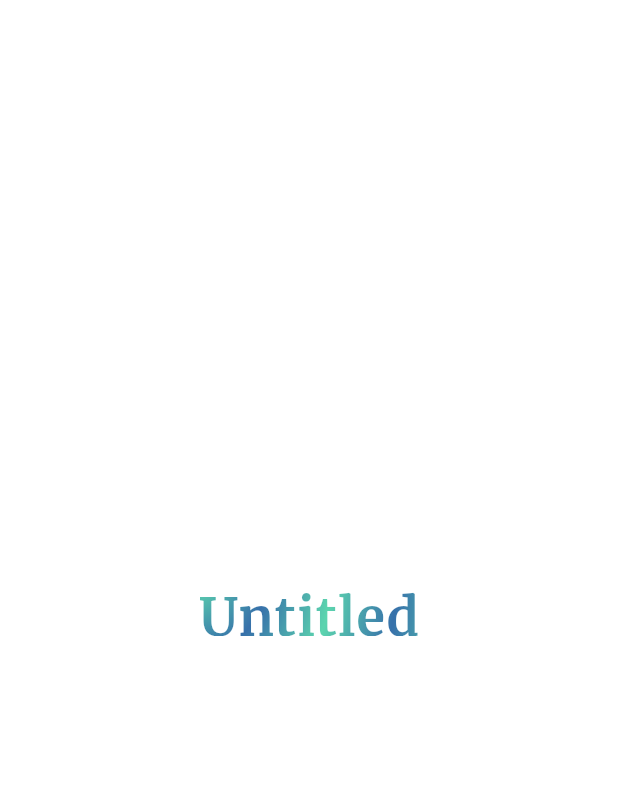
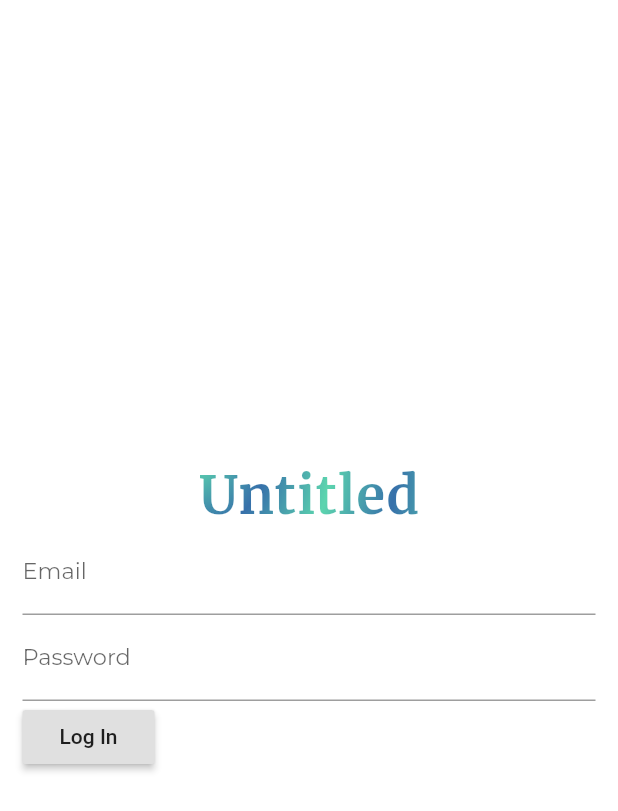
Before and after one commit to margaiwangara/untitled_project, a Flutter app: the screen it shows after launch, on a phone screen of 412 x 824 dp. Shown: the top 811 px of the screen. Run offline on Flutter 3.47's test engine with Material 2 defaults, Android fonts, the phone set to English and light mode, and no system bars; our stand-ins replace google_fonts, wakelock.

Commit message:
created all fields for login form

```diff
--- a/lib/ui/login.dart
+++ b/lib/ui/login.dart
@@ -16,9 +16,11 @@ class _LoginState extends State<Login> {
   Widget build(BuildContext context) {
     return Scaffold(
       body: Container(
-          height: MediaQuery.of(context).size.height,
-          width: MediaQuery.of(context).size.width,
-          decoration: BoxDecoration(color: Colors.white),
+        height: MediaQuery.of(context).size.height,
+        width: MediaQuery.of(context).size.width,
+        decoration: BoxDecoration(color: Colors.white),
+        child: Padding(
+          padding: const EdgeInsets.all(15.0),
           child: Column(
             mainAxisAlignment: MainAxisAlignment.center,
             crossAxisAlignment: CrossAxisAlignment.center,
@@ -47,9 +49,70 @@ class _LoginState extends State<Login> {
                     ),
                   ),
                 ),
+              ),
+              Form(
+                key: _formKey,
+                child: Column(
+                  mainAxisSize: MainAxisSize.min,
+                  crossAxisAlignment: CrossAxisAlignment.start,
+                  children: <Widget>[
+                    TextFormField(
+                      keyboardType: TextInputType.emailAddress,
+                      decoration: InputDecoration(
+                        hintText: 'Your Email',
+                        labelText: 'Email',
+                      ),
+                      style: GoogleFonts.montserrat(
+                          textStyle: TextStyle(
+                        fontSize: 15.0,
+                        fontWeight: FontWeight.normal,
+                        color: Colors.grey[400],
+                      )),
+                      validator: (value) {
+                        if (value.isEmpty) {
+                          return 'Email is required';
+                        }
+                        return null;
+                      },
+                    ),
+                    TextFormField(
+                      keyboardType: TextInputType.text,
+                      decoration: InputDecoration(
+                        hintText: 'Your Password',
+                        labelText: 'Password',
+                      ),
+                      style: GoogleFonts.montserrat(
+                          textStyle: TextStyle(
+                        fontSize: 15.0,
+                        fontWeight: FontWeight.normal,
+                        color: Colors.grey[400],
+                      )),
+                      validator: (value) {
+                        if (value.isEmpty) {
+                          return 'Password is required';
+                        }
+                        return null;
+                      },
+                    ),
+                    RaisedButton(
+                      onPressed: () {
+                        if (_formKey.currentState.validate()) {
+                          return Scaffold.of(context).showSnackBar(
+                            SnackBar(
+                              content: Text('Processing...'),
+                            ),
+                          );
+                        }
+                      },
+                      child: Text('Log In'),
+                    )
+                  ],
+                ),
               )
             ],
-          )),
+          ),
+        ),
+      ),
     );
   }
 
```
